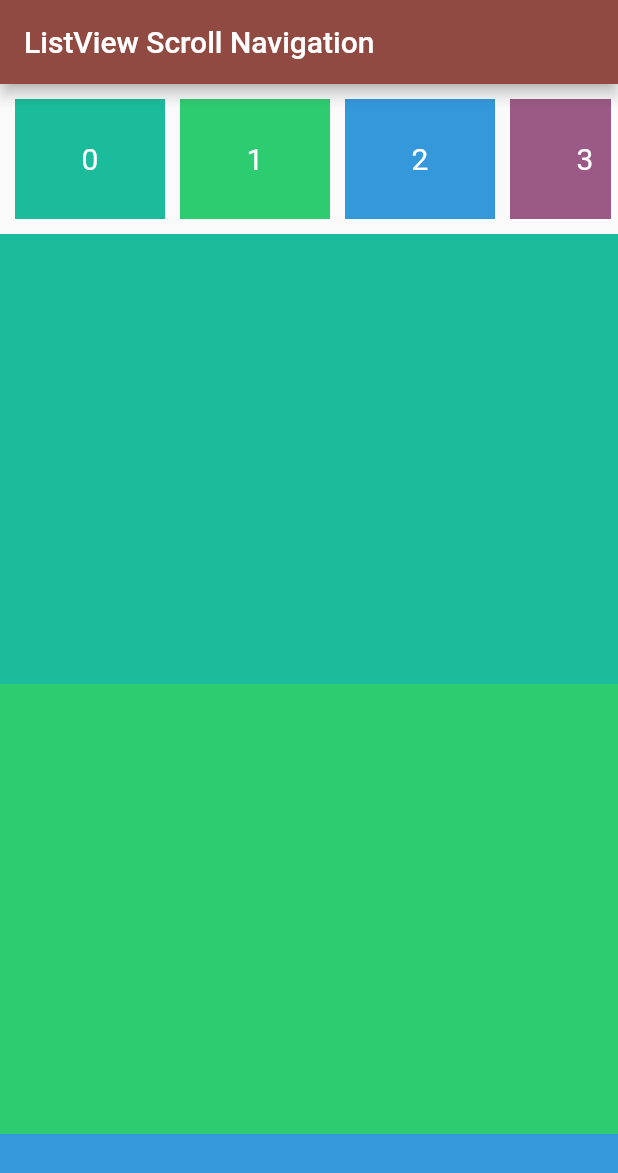
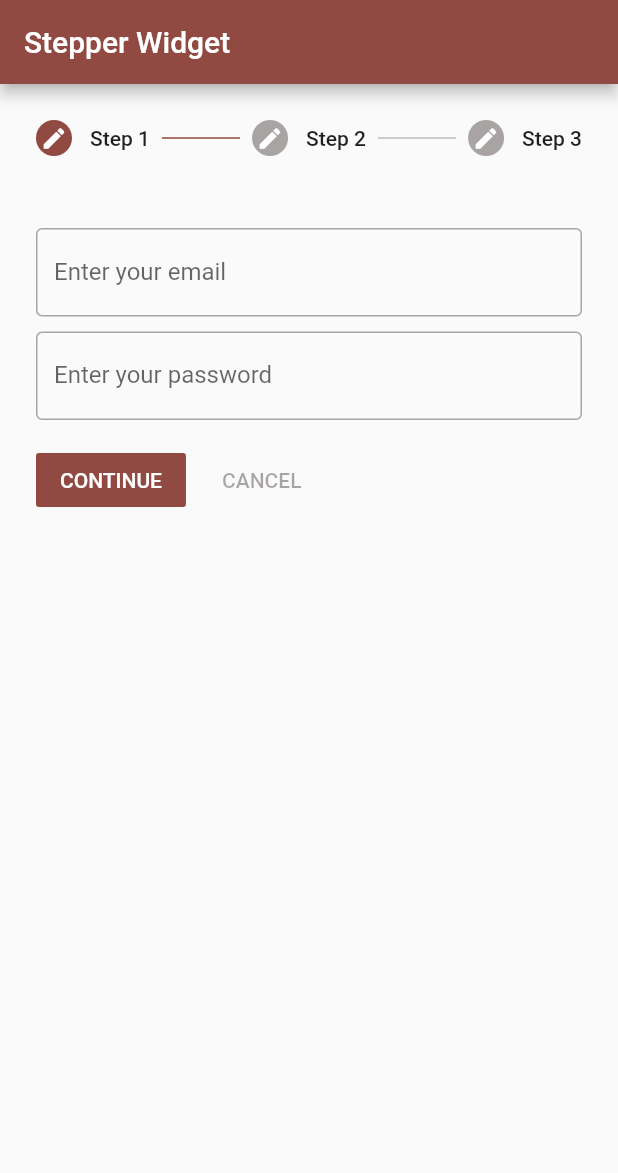
Before and after one commit to Thepilli/cookbook, a Flutter app: the screen it shows after launch, on a phone screen of 412 x 824 dp. Shown: the top 1173 px of the screen. Run offline on Flutter 3.47's test engine with Material 2 defaults, Android fonts, the phone set to English and light mode, and no system bars; our stand-ins replace awesome_dialog, liquid_pull_to_refresh, simple_animations, supercharged; missing offline and left inert: pretty_animated_buttons, scratcher.

Commit message:
added stepper

```diff
--- a/lib/main.dart
+++ b/lib/main.dart
@@ -1,4 +1,4 @@
-import 'package:cookbook/listviews/listview_scroll_navigation.dart';
+import 'package:cookbook/stepper_widget/stepper_home_page.dart';
 import 'package:flutter/material.dart';
 
 void main() {
@@ -16,7 +16,7 @@ class MyApp extends StatelessWidget {
         colorScheme: ColorScheme.fromSeed(seedColor: Colors.red),
         useMaterial3: false,
       ),
-      home: ListViewScrollNavigation(),
+      home: const StepperHomePage(),
     );
   }
 }
--- /dev/null
+++ b/lib/stepper_widget/stepper_home_page.dart
@@ -0,0 +1,83 @@
+import 'package:flutter/material.dart';
+
+class StepperHomePage extends StatefulWidget {
+  const StepperHomePage({super.key});
+
+  @override
+  State<StepperHomePage> createState() => _StepperHomePageState();
+}
+
+class _StepperHomePageState extends State<StepperHomePage> {
+  int _currentStep = 0;
+
+  List<Step> stepList() => [
+        Step(
+          title: const Text('Step 1'),
+          isActive: _currentStep >= 0,
+          state: _currentStep <= 0 ? StepState.editing : StepState.complete, // StepState icon
+          content: const Column(
+            children: [
+              TextField(
+                decoration: InputDecoration(
+                  border: OutlineInputBorder(),
+                  labelText: 'Enter your email',
+                ),
+              ),
+              SizedBox(height: 10),
+              TextField(
+                decoration: InputDecoration(
+                  border: OutlineInputBorder(),
+                  labelText: 'Enter your password',
+                ),
+              ),
+            ],
+          ),
+        ),
+        Step(
+          title: const Text('Step 2'),
+          isActive: _currentStep >= 1,
+          state: _currentStep <= 1 ? StepState.editing : StepState.complete,
+          content: const Text('This is step 2'),
+        ),
+        Step(
+          title: const Text('Step 3'),
+          isActive: _currentStep >= 2,
+          state: _currentStep <= 2 ? StepState.editing : StepState.complete,
+          content: const Text('This is step 3'),
+        ),
+      ];
+
+  @override
+  Widget build(BuildContext context) {
+    return Scaffold(
+      appBar: AppBar(title: const Text('Stepper Widget')),
+      body: Stepper(
+        currentStep: _currentStep,
+        steps: stepList(),
+        type: StepperType.horizontal,
+        elevation: 0,
+        physics: const BouncingScrollPhysics(),
+        onStepContinue: _currentStep < stepList().length - 1
+            ? () {
+                setState(() {
+                  _currentStep += 1;
+                });
+              }
+            : null,
+        onStepCancel: _currentStep > 0
+            ? () {
+                setState(() {
+                  _currentStep -= 1;
+                });
+              }
+            : null,
+        onStepTapped: (step) {
+          // onTap
+          setState(() {
+            _currentStep = step;
+          });
+        },
+      ),
+    );
+  }
+}
```
Also changed, not shown: 1 other file.
